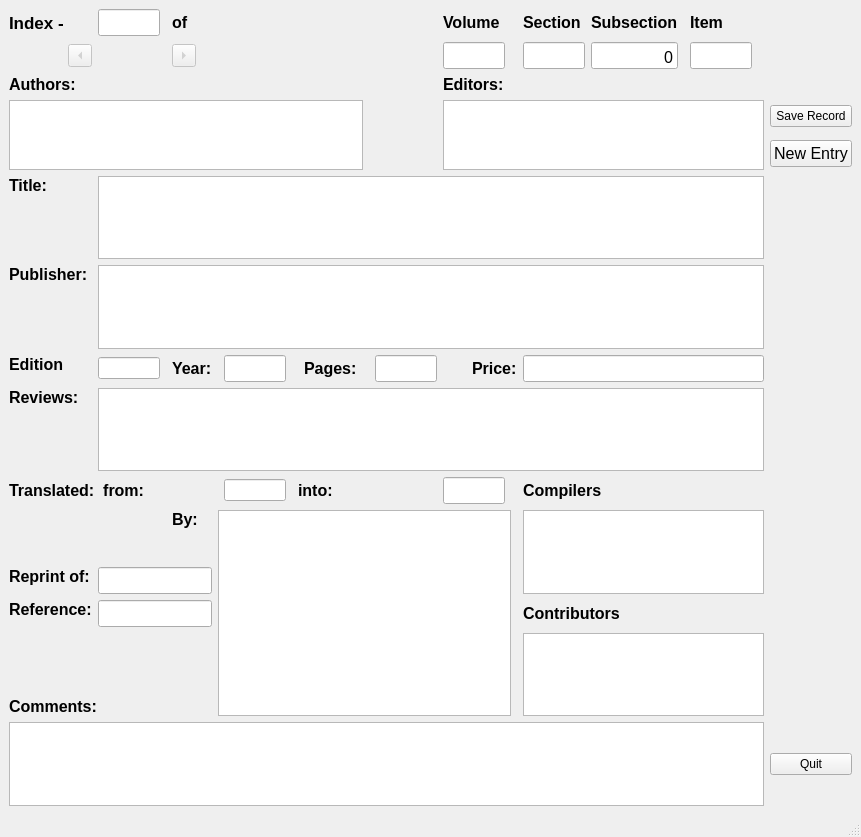
Before: the Qt Designer form Books20/Tools/src/ui_BookEntry.ui in JimFowler/books, drawn with Qt 5.
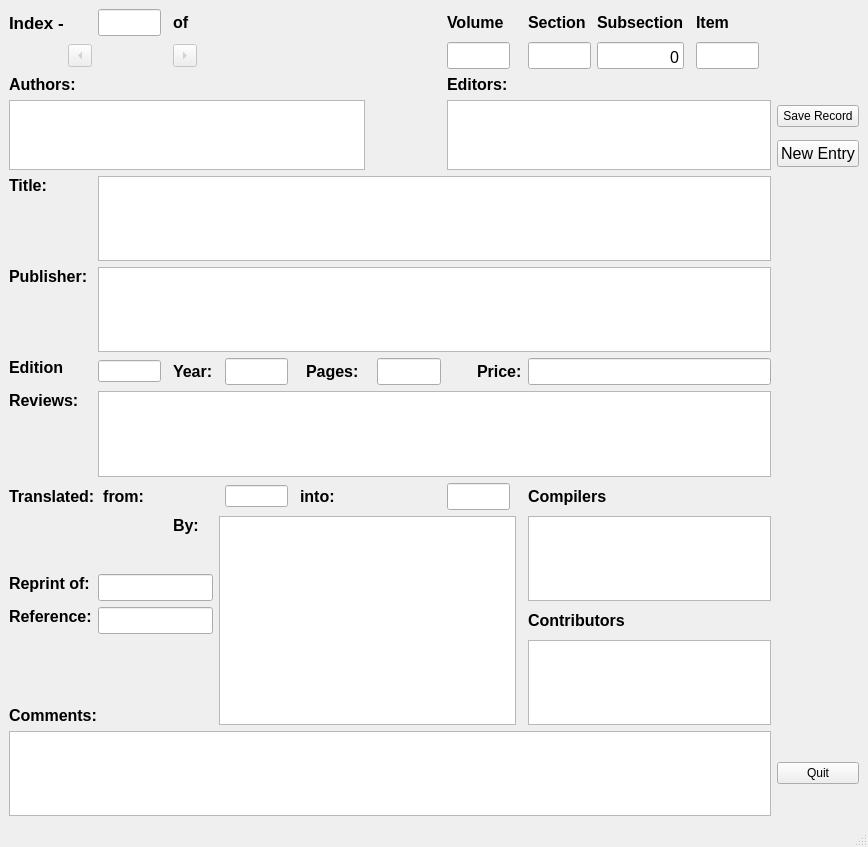
After: the same form once the commit is applied.

```diff
--- a/Books20/Tools/src/ui_BookEntry.ui
+++ b/Books20/Tools/src/ui_BookEntry.ui
@@ -6,8 +6,8 @@
    <rect>
     <x>0</x>
     <y>0</y>
-    <width>861</width>
-    <height>837</height>
+    <width>868</width>
+    <height>847</height>
    </rect>
   </property>
   <property name="windowTitle">
```
Left out of the diff: 7 changed lines with no effect on the pictures.
